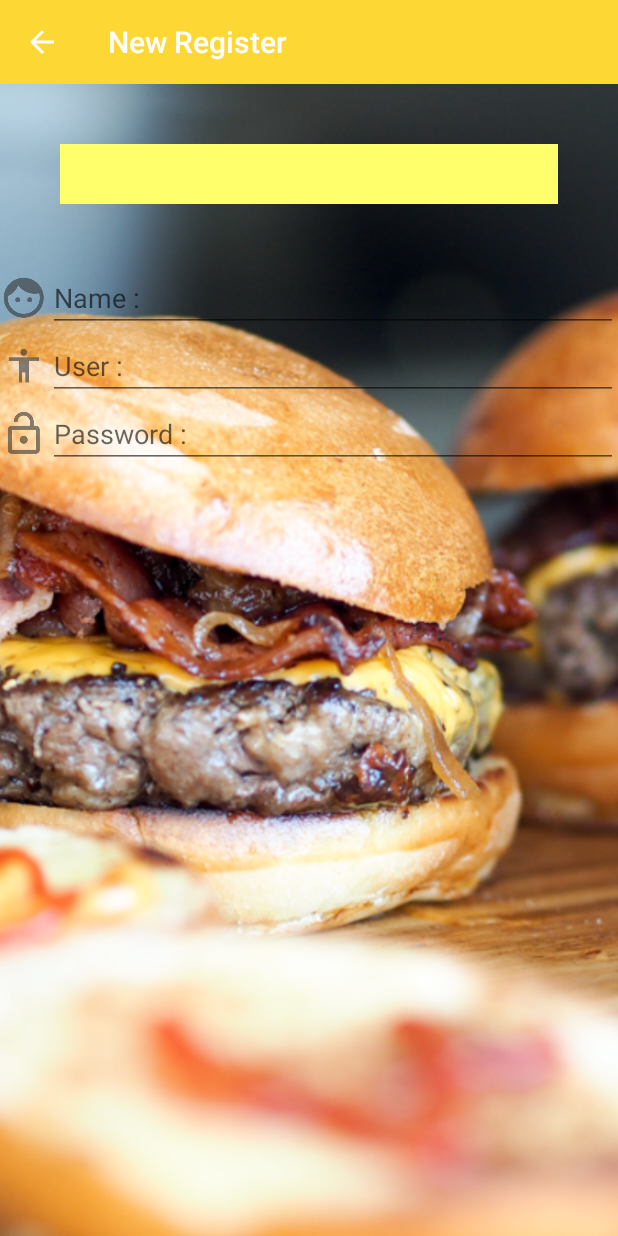
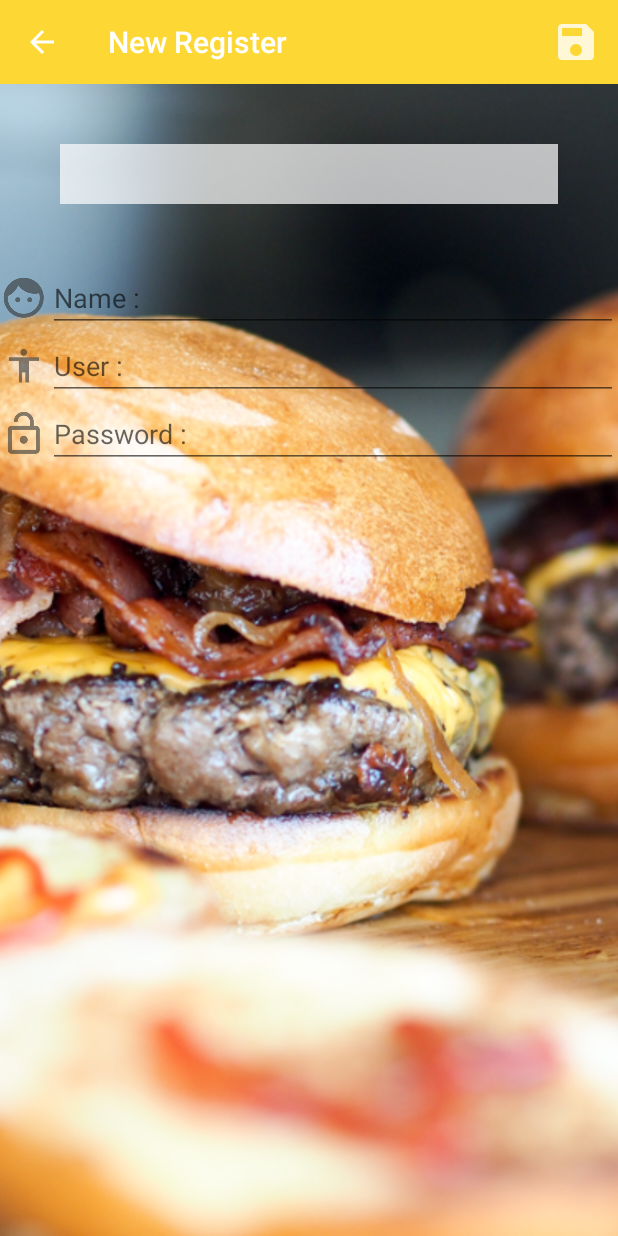
Before and after one commit to sabahoo55/MyApplication, an Android app: the screen it shows after launch (MainActivity), after a tap on "New Register", on a phone screen of 412 x 824 dp. Run offline under Robolectric (Android 15) with nearby library versions, the phone set to English and light mode, and no system bars.

Commit message:
finish 14 dec

```diff
--- /dev/null
+++ b/app/src/main/res/menu/mamu_reg.xml
@@ -0,0 +1,9 @@
+<?xml version="1.0" encoding="utf-8"?>
+<menu xmlns:android="http://schemas.android.com/apk/res/android"
+    xmlns:app="http://schemas.android.com/apk/res-auto">
+<item  android:id="@+id/itemSave"
+    android:icon="@drawable/ic_action_save"
+    android:title="Save"
+    app:showAsAction="always" />
+
+</menu>
--- a/app/src/main/res/values/colors.xml
+++ b/app/src/main/res/values/colors.xml
@@ -3,5 +3,5 @@
     <color name="colorPrimary">#fdd835</color>
     <color name="colorPrimaryDark">#ffff6b</color>
     <color name="colorAccent">#c6a700</color>
-    <color name="my_white">#ffff6b</color>
+    <color name="my_white">#b4ffffff</color>
 </resources>
--- a/app/src/main/res/values/strings.xml
+++ b/app/src/main/res/values/strings.xml
@@ -7,4 +7,8 @@
     <string name="login">Loing</string>
     <string name="register">New Register</string>
 
+
+    <string name="title_have_space">Have Space</string>
+    <string name="message_have_sqace">Please Fill All Every Blank</string>
+
 </resources>
```
Also changed, not shown: app/src/main/java/sst/pracha/myapplication/fragment/RegisterFragment.java (+58 -4 lines), app/src/main/java/sst/pracha/myapplication/utility/MyAlerDialog.java (added, +39 -0 lines), app/src/main/res/drawable-hdpi/ic_action_alert.png (added), app/src/main/res/drawable-hdpi/ic_action_save.png (added), app/src/main/res/drawable-mdpi/ic_action_alert.png (added), app/src/main/res/drawable-mdpi/ic_action_save.png (added), app/src/main/res/drawable-xhdpi/ic_action_alert.png (added), app/src/main/res/drawable-xhdpi/ic_action_save.png (added), app/src/main/res/drawable-xxhdpi/ic_action_alert.png (added), app/src/main/res/drawable-xxhdpi/ic_action_save.png (added).
